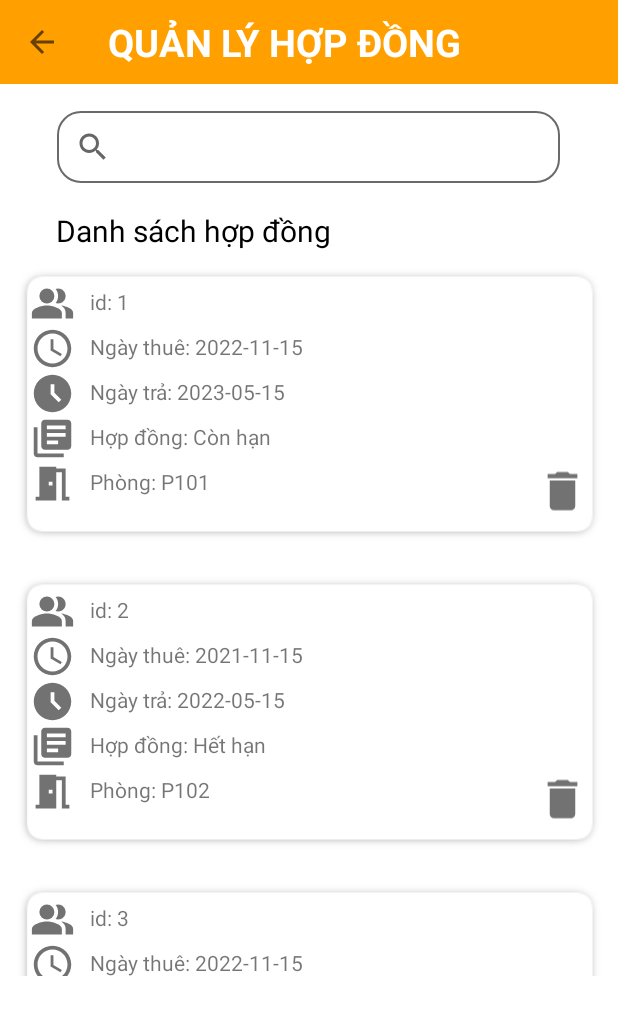
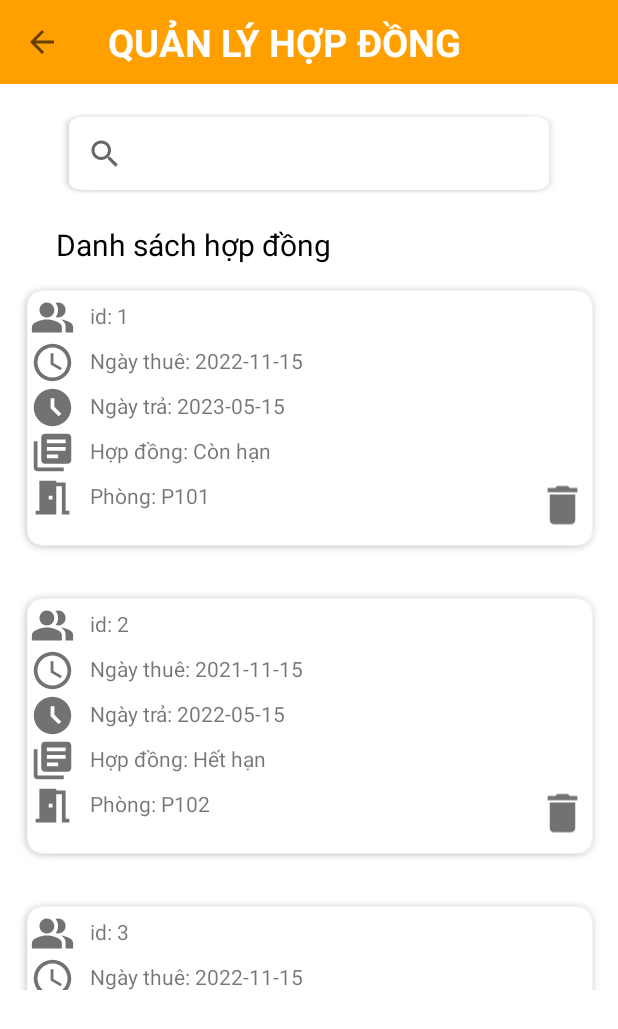
Before and after one commit to hoanganhphan91/AppQuanLyPhongTro, an Android app: the ContractManageActivity screen opened directly, with no data from a screen before it, on a phone screen of 412 x 824 dp. Shown: the top 1029 px of the screen. Run offline under Robolectric (Android 15) with nearby library versions, the phone set to English and light mode, and no system bars; our stand-ins replace Room's generated code, sdp/ssp sizes.

Commit message:
Huy Lâm: ContractManageActivity_ChinhSuaa

```diff
--- a/app/src/main/res/layout/activity_contract_manage.xml
+++ b/app/src/main/res/layout/activity_contract_manage.xml
@@ -31,12 +31,12 @@
     </androidx.appcompat.widget.Toolbar>
 
     <androidx.appcompat.widget.SearchView
+        android:id="@+id/search_bar"
+        android:layout_width="335dp"
+        android:layout_height="57dp"
+        android:layout_gravity="center"
         android:layout_margin="18dp"
-        android:id="@+id/search_bar"
-        android:layout_gravity="center"
-        android:layout_width="335dp"
-        android:background="@drawable/duongvien"
-        android:layout_height="wrap_content" />
+        android:background="@drawable/shadow_vertical" />
 
 
     <TextView
```
